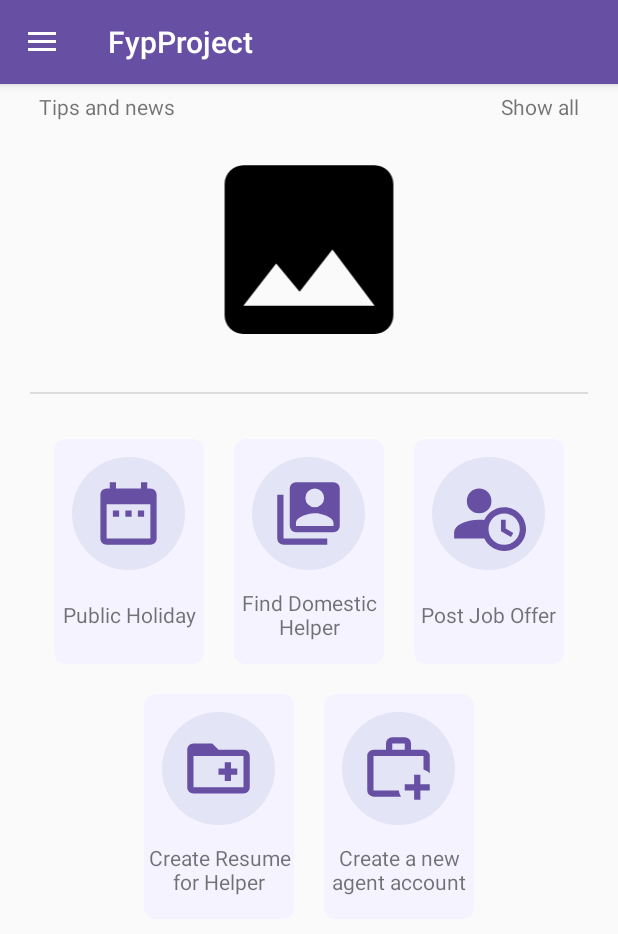
After one commit to singhRamandeep101/Domestic-helper-app, an Android app: the fragment AgentHomeFragment placed in its activity, on a phone screen of 412 x 824 dp. The commit adds this screen. Shown: the top 934 px of the screen. Run offline under Robolectric (Android 15) with nearby library versions, the light colour scheme and no system bars; our stand-ins replace Firebase (no records; nobody signed in at launch, a user with empty details on screens opened directly).

```diff
--- /dev/null
+++ b/FypProject/app/src/main/java/com/project/fypproject/activities/AgentHomeFragment.java
@@ -0,0 +1,66 @@
+package com.project.fypproject.activities;
+
+import android.os.Bundle;
+
+import androidx.fragment.app.Fragment;
+
+import android.view.LayoutInflater;
+import android.view.View;
+import android.view.ViewGroup;
+
+import com.project.fypproject.R;
+
+/**
+ * A simple {@link Fragment} subclass.
+ * Use the {@link AgentHomeFragment#newInstance} factory method to
+ * create an instance of this fragment.
+ */
+public class AgentHomeFragment extends Fragment {
+
+    // TODO: Rename parameter arguments, choose names that match
+    // the fragment initialization parameters, e.g. ARG_ITEM_NUMBER
+    private static final String ARG_PARAM1 = "param1";
+    private static final String ARG_PARAM2 = "param2";
+
+    // TODO: Rename and change types of parameters
+    private String mParam1;
+    private String mParam2;
+
+    public AgentHomeFragment() {
+        // Required empty public constructor
+    }
+
+    /**
+     * Use this factory method to create a new instance of
+     * this fragment using the provided parameters.
+     *
+     * @param param1 Parameter 1.
+     * @param param2 Parameter 2.
+     * @return A new instance of fragment AgentMainFragment.
+     */
+    // TODO: Rename and change types and number of parameters
+    public static AgentHomeFragment newInstance(String param1, String param2) {
+        AgentHomeFragment fragment = new AgentHomeFragment();
+        Bundle args = new Bundle();
+        args.putString(ARG_PARAM1, param1);
+        args.putString(ARG_PARAM2, param2);
+        fragment.setArguments(args);
+        return fragment;
+    }
+
+    @Override
+    public void onCreate(Bundle savedInstanceState) {
+        super.onCreate(savedInstanceState);
+        if (getArguments() != null) {
+            mParam1 = getArguments().getString(ARG_PARAM1);
+            mParam2 = getArguments().getString(ARG_PARAM2);
+        }
+    }
+
+    @Override
+    public View onCreateView(LayoutInflater inflater, ViewGroup container,
+                             Bundle savedInstanceState) {
+        // Inflate the layout for this fragment
+        return inflater.inflate(R.layout.fragment_agent_home, container, false);
+    }
+}
--- /dev/null
+++ b/FypProject/app/src/main/java/com/project/fypproject/activities/HelperPDF_Upload_Activity.java
@@ -0,0 +1,26 @@
+package com.project.fypproject.activities;
+
+import android.os.Bundle;
+
+import androidx.activity.EdgeToEdge;
+import androidx.appcompat.app.AppCompatActivity;
+import androidx.core.graphics.Insets;
+import androidx.core.view.ViewCompat;
+import androidx.core.view.WindowInsetsCompat;
+
+import com.project.fypproject.R;
+
+public class HelperPDF_Upload_Activity extends AppCompatActivity {
+
+    @Override
+    protected void onCreate(Bundle savedInstanceState) {
+        super.onCreate(savedInstanceState);
+        EdgeToEdge.enable(this);
+        setContentView(R.layout.activity_helper_pdf_upload);
+        ViewCompat.setOnApplyWindowInsetsListener(findViewById(R.id.main), (v, insets) -> {
+            Insets systemBars = insets.getInsets(WindowInsetsCompat.Type.systemBars());
+            v.setPadding(systemBars.left, systemBars.top, systemBars.right, systemBars.bottom);
+            return insets;
+        });
+    }
+}
--- a/FypProject/app/src/main/java/com/project/fypproject/activities/Login.java
+++ b/FypProject/app/src/main/java/com/project/fypproject/activities/Login.java
@@ -35,46 +35,6 @@ public class Login extends AppCompatActivity {
     FirebaseAuth mAuth;
     ProgressBar progressBar;
     TextView textView;
-
-    String userType = "";
-
-
-
-    public void ChangeActivity(String userType){
-        Intent intent;
-        switch (userType){
-            case "Employer":
-                intent = new Intent(getApplicationContext(), EmployerMainActivity.class);
-                break;
-            default:
-                intent = new Intent(getApplicationContext(), EmployerMainActivity.class);
-                break;
-        }
-
-        startActivity(intent);
-        finish();
-    }
-
-    public void Login_UserTypeChecking(String email){
-        FirebaseFirestore db = FirebaseFirestore.getInstance();
-        DocumentReference docRef = db.collection("users").document(email);
-        docRef.get().addOnCompleteListener(new OnCompleteListener<DocumentSnapshot>() {
-            @Override
-            public void onComplete(@NonNull Task<DocumentSnapshot> task) {
-                if (task.isSuccessful()) {
-                    DocumentSnapshot document = task.getResult();
-                    if (document.exists()) {
-                        userType = document.getString("userType");
-                        ChangeActivity(userType);
-                    } else {
-                        userType = "";
-                    }
-                } else {
-                    userType = "";
-                }
-            }
-        });
-    }
 
     @Override
     public void onStart() {
@@ -144,8 +104,9 @@ public class Login extends AppCompatActivity {
                                     // Sign in success, update UI with the signed-in user's information
                                     Toast.makeText(Login.this, "Login success.",
                                             Toast.LENGTH_SHORT).show();
-
-
+                                    Intent intent = new Intent(getApplicationContext(), EmployerMainActivity.class);
+                                    startActivity(intent);
+                                    finish();
 
                                 } else {
                                     // If sign in fails, display a message to the user.
--- a/FypProject/app/src/main/java/com/project/fypproject/activities/employer/EmployerHomeFragment.java
+++ b/FypProject/app/src/main/java/com/project/fypproject/activities/employer/EmployerHomeFragment.java
@@ -1,5 +1,6 @@
 package com.project.fypproject.activities.employer;
 
+import android.content.Intent;
 import android.os.Bundle;
 
 import androidx.fragment.app.Fragment;
@@ -14,63 +15,45 @@ import android.widget.TextView;
 import com.google.firebase.auth.FirebaseAuth;
 import com.google.firebase.auth.FirebaseUser;
 import com.project.fypproject.R;
+import com.project.fypproject.activities.Login;
 
 public class EmployerHomeFragment extends Fragment {
 
     FirebaseAuth auth;
     Button btnLogout;
     LinearLayout llPublicHoliday, llJobList, llJobPost;
-    TextView textView;
     FirebaseUser user;
 
     @Override
     public void onCreate(Bundle savedInstanceState) {
         super.onCreate(savedInstanceState);
 
-//        btnLogout = findViewById(R.id.btn_logout);
-//
-//        llPublicHoliday = findViewById(R.id.btn_PublicHoliday);
-//        llJobList = findViewById(R.id.btn_Find);
-//        llJobPost = findViewById(R.id.btn_JobPost);
-//
-//        auth = FirebaseAuth.getInstance();
-//        user = auth.getCurrentUser();
-//        if (user == null) {
-//            Intent intent = new Intent(getApplicationContext(), Login.class);
-//            startActivity(intent);
-//            finish();
-//        }else{
-////            textView.setText(user.getEmail());
-//        }
-//
-//        btnLogout.setOnClickListener(new View.OnClickListener() {
-//            @Override
-//            public void onClick(View v) {
-//                FirebaseAuth.getInstance().signOut();
-//
-//                Intent intent = new Intent(getApplicationContext(), Login.class);
-//                startActivity(intent);
-//                finish();
-//            }
-//        });
-
-
-//        btnLogout.setOnClickListener(new View.OnClickListener() {
-//            @Override
-//            public void onClick(View v) {
-                FirebaseAuth.getInstance().signOut();
-//
-//                Intent intent = new Intent(getApplicationContext(), Login.class);
-//                startActivity(intent);
-//                finish();
-//            }
-//        });
     }
 
     @Override
     public View onCreateView(LayoutInflater inflater, ViewGroup container,
                              Bundle savedInstanceState) {
         // Inflate the layout for this fragment
-        return inflater.inflate(R.layout.fragment_emplyer_home, container, false);
+        View view = inflater.inflate(R.layout.fragment_emplyer_home, container, false);
+
+        btnLogout = view.findViewById(R.id.btn_logout);
+
+        llPublicHoliday = view.findViewById(R.id.btn_PublicHoliday);
+        llJobList = view.findViewById(R.id.btn_Find);
+        llJobPost = view.findViewById(R.id.btn_JobPost);
+
+        auth = FirebaseAuth.getInstance();
+        user = auth.getCurrentUser();
+        if (user == null) {
+            Intent intent = new Intent(getActivity(), Login.class);
+            startActivity(intent);
+            requireActivity().finish();
+        }else{
+            // Implement the code the here!
+
+
+        }
+
+        return view;
     }
 }
--- a/FypProject/app/src/main/java/com/project/fypproject/activities/employer/EmployerMainActivity.java
+++ b/FypProject/app/src/main/java/com/project/fypproject/activities/employer/EmployerMainActivity.java
@@ -5,6 +5,9 @@ import android.content.Intent;
 import android.os.Bundle;
 import android.util.Log;
 import android.view.MenuItem;
+import android.view.View;
+import android.widget.TextView;
+
 import androidx.appcompat.widget.Toolbar;
 
 import androidx.activity.EdgeToEdge;
@@ -15,16 +18,66 @@ import androidx.appcompat.app.AppCompatDialogFragment;
 import androidx.core.view.GravityCompat;
 import androidx.drawerlayout.widget.DrawerLayout;
 
+import com.google.android.gms.tasks.OnCompleteListener;
+import com.google.android.gms.tasks.Task;
 import com.google.android.material.navigation.NavigationView;
 import com.google.firebase.auth.FirebaseAuth;
 import com.google.firebase.auth.FirebaseUser;
+import com.google.firebase.firestore.DocumentReference;
+import com.google.firebase.firestore.DocumentSnapshot;
+import com.google.firebase.firestore.FirebaseFirestore;
+import com.google.firebase.firestore.auth.User;
 import com.project.fypproject.R;
+import com.project.fypproject.activities.AgentHomeFragment;
 import com.project.fypproject.activities.Login;
 
 public class EmployerMainActivity extends AppCompatActivity implements NavigationView.OnNavigationItemSelectedListener {
 
 
+    TextView txtUserName, txtUserType;
+
     private DrawerLayout drawerLayout;
+    FirebaseAuth auth;
+    FirebaseUser user;
+
+    String userType = "";
+
+    public void SelectUserTypeHomeFragment(String userType){
+        switch (userType){
+            case "Employer":
+                getSupportFragmentManager().beginTransaction().replace(R.id.fragmentContainer, new EmployerHomeFragment()).commit();
+                break;
+            case "Agent":
+                getSupportFragmentManager().beginTransaction().replace(R.id.fragmentContainer, new AgentHomeFragment()).commit();
+                break;
+            default:
+                getSupportFragmentManager().beginTransaction().replace(R.id.fragmentContainer, new EmployerHomeFragment()).commit();
+                break;
+        }
+    }
+
+    public void ChangeHomeActivity(){
+        FirebaseFirestore db = FirebaseFirestore.getInstance();
+        DocumentReference docRef = db.collection("users").document(user.getEmail());
+        docRef.get().addOnCompleteListener(new OnCompleteListener<DocumentSnapshot>() {
+            @Override
+            public void onComplete(@NonNull Task<DocumentSnapshot> task) {
+                if (task.isSuccessful()) {
+                    DocumentSnapshot document = task.getResult();
+                    if (document.exists()) {
+                        userType = document.getString("userType");
+                        txtUserName.setText(document.getString("firstName") + " " + document.getString("lastName"));
+                        txtUserType.setText(userType);
+                        SelectUserTypeHomeFragment(userType);
+                    } else {
+                        userType = "";
+                    }
+                } else {
+                    userType = "";
+                }
+            }
+        });
+    }
 
     @Override
     protected void onCreate(Bundle savedInstanceState) {
@@ -39,22 +92,32 @@ public class EmployerMainActivity extends AppCompatActivity implements Navigatio
         NavigationView navigationView = findViewById(R.id.nav_view);
         navigationView.setNavigationItemSelectedListener(this);
 
+        View headerView = navigationView.getHeaderView(0);
+        txtUserName = headerView.findViewById(R.id.userName);
+        txtUserType = headerView.findViewById(R.id.userType);
+
         ActionBarDrawerToggle toggle = new ActionBarDrawerToggle(this, drawerLayout, toolbar, R.string.open_nav,
                 R.string.close_nav);
         drawerLayout.addDrawerListener(toggle);
         toggle.syncState();
 
+        auth = FirebaseAuth.getInstance();
+        user = auth.getCurrentUser();
+
         if(savedInstanceState == null){
-            getSupportFragmentManager().beginTransaction().replace(R.id.fragmentContainer, new EmployerHomeFragment()).commit();
+            ChangeHomeActivity();
             navigationView.setCheckedItem(R.id.nav_home);
         }
+
+
+
     }
 
     @Override
     public boolean onNavigationItemSelected(@NonNull MenuItem item) {
         int id = item.getItemId();
         if (id == R.id.nav_home) {
-            getSupportFragmentManager().beginTransaction().replace(R.id.fragmentContainer, new EmployerHomeFragment()).commit();
+            ChangeHomeActivity();
         } else if (id == R.id.nav_profile) {
             getSupportFragmentManager().beginTransaction().replace(R.id.fragmentContainer, new ProfileFragment()).commit();
         } else if (id == R.id.nav_language) {
--- /dev/null
+++ b/FypProject/app/src/main/res/drawable/menuicon_add_agent.xml
@@ -0,0 +1 @@
+<vector xmlns:android="http://schemas.android.com/apk/res/android" android:height="24dp" android:width="24dp" android:viewportWidth="24" android:viewportHeight="24"><path android:fillColor="@color/surface_tint" android:pathData="M10,2H14A2,2 0 0,1 16,4V6H20A2,2 0 0,1 22,8V13.53C21.42,13 20.75,12.6 20,12.34V8H4V19H12.08C12.2,19.72 12.45,20.39 12.8,21H4A2,2 0 0,1 2,19V8A2,2 0 0,1 4,6H8V4A2,2 0 0,1 10,2M14,6V4H10V6H14M14,17H17V14H19V17H22V19H19V22H17V19H14V17Z"/></vector>
--- /dev/null
+++ b/FypProject/app/src/main/res/drawable/menuicon_add_domestic_helper.xml
@@ -0,0 +1,8 @@
+<vector
+    xmlns:android="http://schemas.android.com/apk/res/android"
+    android:height="24dp" android:width="24dp"
+    android:viewportWidth="24" android:viewportHeight="24">
+    <path
+        android:fillColor="@color/surface_tint"
+        android:pathData="M12 12H14V10H16V12H18V14H16V16H14V14H12V12M22 8V18C22 19.11 21.11 20 20 20H4C2.89 20 2 19.11 2 18V6C2 4.89 2.89 4 4 4H10L12 6H20C21.11 6 22 6.89 22 8M20 8H4V18H20V8Z"/>
+</vector>
--- /dev/null
+++ b/FypProject/app/src/main/res/layout/activity_helper_pdf_upload.xml
@@ -0,0 +1,37 @@
+<?xml version="1.0" encoding="utf-8"?>
+<ScrollView xmlns:android="http://schemas.android.com/apk/res/android"
+    xmlns:app="http://schemas.android.com/apk/res-auto"
+    xmlns:tools="http://schemas.android.com/tools"
+    android:id="@+id/main"
+    android:layout_width="match_parent"
+    android:layout_height="match_parent"
+    tools:context=".activities.HelperPDF_Upload_Activity">
+
+    <LinearLayout
+        android:layout_width="match_parent"
+        android:layout_height="wrap_content"
+        android:gravity="center"
+        android:orientation="vertical"
+        android:padding="32dp">
+
+        <ImageView
+            android:id="@+id/btnChoosePDF"
+            android:layout_width="match_parent"
+            android:layout_height="550dp"
+            android:background="@drawable/border"
+            android:src="@drawable/image_icon"
+            tools:layout_editor_absoluteX="32dp"
+            tools:layout_editor_absoluteY="36dp" />
+
+        <Button
+            android:id="@+id/btnUpload"
+            android:layout_width="match_parent"
+            android:layout_height="wrap_content"
+            android:layout_marginTop="32dp"
+            android:text="Upload"/>
+
+
+    </LinearLayout>
+
+
+</ScrollView>
--- /dev/null
+++ b/FypProject/app/src/main/res/layout/fragment_agent_home.xml
@@ -0,0 +1,244 @@
+<?xml version="1.0" encoding="utf-8"?>
+<FrameLayout xmlns:android="http://schemas.android.com/apk/res/android"
+    xmlns:tools="http://schemas.android.com/tools"
+    android:layout_width="match_parent"
+    android:layout_height="match_parent"
+    tools:context=".activities.AgentHomeFragment">
+
+    <!-- TODO: Update blank fragment layout -->
+    <LinearLayout
+        android:layout_width="match_parent"
+        android:layout_height="wrap_content"
+        android:gravity="center_horizontal"
+        android:orientation="vertical">
+
+
+        <LinearLayout
+            android:layout_width="match_parent"
+            android:layout_height="wrap_content"
+            android:orientation="horizontal"
+            android:gravity="center"
+            android:padding="5dp">
+
+            <LinearLayout
+                android:layout_width="180dp"
+                android:layout_height="wrap_content"
+                android:gravity="left">
+
+
+                <TextView
+                    android:layout_width="wrap_content"
+                    android:layout_height="wrap_content"
+                    android:text="Tips and news" />
+            </LinearLayout>
+
+
+            <LinearLayout
+                android:layout_width="180dp"
+                android:layout_height="wrap_content"
+                android:gravity="right">
+
+                <TextView
+                    android:layout_width="wrap_content"
+                    android:layout_height="wrap_content"
+                    android:text="Show all" />
+            </LinearLayout>
+
+        </LinearLayout>
+
+        <ImageView
+            android:id="@+id/imageView"
+            android:layout_width="300dp"
+            android:layout_height="150dp"
+            android:layout_marginTop="5dp"
+            android:src="@drawable/image_icon" />
+
+        <View
+            android:id="@+id/divider"
+            android:layout_width="match_parent"
+            android:layout_height="1dp"
+            android:layout_margin="20dp"
+            android:background="?android:attr/listDivider" />
+
+
+        <LinearLayout
+            android:layout_width="match_parent"
+            android:layout_height="wrap_content"
+            android:orientation="horizontal"
+            android:gravity="center_horizontal">
+
+
+            <LinearLayout
+                android:id="@+id/btn_PublicHoliday"
+                android:layout_width="100dp"
+                android:layout_height="150dp"
+                android:orientation="vertical"
+                android:background="@drawable/block"
+                android:gravity="center_horizontal"
+                android:layout_margin="10dp">
+
+                <RelativeLayout
+                    android:layout_width="75dp"
+                    android:layout_height="75dp"
+                    android:background="@drawable/circle"
+                    android:orientation="vertical"
+                    android:layout_margin="12dp"
+                    android:gravity="center">
+
+                    <ImageView
+                        android:layout_width="50dp"
+                        android:layout_height="50dp"
+                        android:src="@drawable/icon_date_surface_tint">
+                    </ImageView>
+
+                </RelativeLayout>
+
+                <TextView
+                    android:layout_width="match_parent"
+                    android:layout_height="35dp"
+                    android:text="Public Holiday"
+                    android:gravity="center" />
+
+            </LinearLayout>
+
+            <LinearLayout
+                android:id="@+id/btn_Find"
+                android:layout_width="100dp"
+                android:layout_height="150dp"
+                android:orientation="vertical"
+                android:background="@drawable/block"
+                android:gravity="center_horizontal"
+                android:layout_margin="10dp">
+
+                <RelativeLayout
+                    android:layout_width="75dp"
+                    android:layout_height="75dp"
+                    android:background="@drawable/circle"
+                    android:orientation="vertical"
+                    android:layout_margin="12dp"
+                    android:gravity="center">
+
+                    <ImageView
+                        android:layout_width="50dp"
+                        android:layout_height="50dp"
+                        android:src="@drawable/menuicon_list_out_file">
+                    </ImageView>
+
+                </RelativeLayout>
+
+                <TextView
+                    android:layout_width="match_parent"
+                    android:layout_height="35dp"
+                    android:gravity="center"
+                    android:text="Find Domestic Helper" />
+
+            </LinearLayout>
+
+            <LinearLayout
+                android:id="@+id/btn_JobPost"
+                android:layout_width="100dp"
+                android:layout_height="150dp"
+                android:orientation="vertical"
+                android:background="@drawable/block"
+                android:gravity="center_horizontal"
+                android:layout_margin="10dp">
+
+                <RelativeLayout
+                    android:layout_width="75dp"
+                    android:layout_height="75dp"
+                    android:background="@drawable/circle"
+                    android:orientation="vertical"
+                    android:layout_margin="12dp"
+                    android:gravity="center">
+
+                    <ImageView
+                        android:layout_width="50dp"
+                        android:layout_height="50dp"
+                        android:src="@drawable/menuicon_job_post">
+                    </ImageView>
+                </RelativeLayout>
+
+                <TextView
+                    android:layout_width="wrap_content"
+                    android:layout_height="35dp"
+                    android:text="Post Job Offer"
+                    android:gravity="center"/>
+            </LinearLayout>
+        </LinearLayout>
+        <LinearLayout
+            android:layout_width="match_parent"
+            android:layout_height="wrap_content"
+            android:orientation="horizontal"
+            android:gravity="center_horizontal">
+
+
+
+
+            <LinearLayout
+                android:id="@+id/btn_add_dh"
+                android:layout_width="100dp"
+                android:layout_height="150dp"
+                android:orientation="vertical"
+                android:background="@drawable/block"
+                android:gravity="center_horizontal"
+                android:layout_margin="10dp">
+
+                <RelativeLayout
+                    android:layout_width="75dp"
+                    android:layout_height="75dp"
+                    android:background="@drawable/circle"
+                    android:orientation="vertical"
+                    android:layout_margin="12dp"
+                    android:gravity="center">
+
+                    <ImageView
+                        android:layout_width="50dp"
+                        android:layout_height="50dp"
+                        android:src="@drawable/menuicon_add_domestic_helper">
+                    </ImageView>
+
+                </RelativeLayout>
+
+                <TextView
+                    android:layout_width="match_parent"
+                    android:layout_height="35dp"
+                    android:gravity="center"
+                    android:text="Create Resume for Helper" />
+
+            </LinearLayout>
+
+            <LinearLayout
+                android:id="@+id/btn_add_agent"
+                android:layout_width="100dp"
+                android:layout_height="150dp"
+                android:orientation="vertical"
+                android:background="@drawable/block"
+                android:gravity="center_horizontal"
+                android:layout_margin="10dp">
+
+                <RelativeLayout
+                    android:layout_width="75dp"
+                    android:layout_height="75dp"
+                    android:background="@drawable/circle"
+                    android:orientation="vertical"
+                    android:layout_margin="12dp"
+                    android:gravity="center">
+
+                    <ImageView
+                        android:layout_width="50dp"
+                        android:layout_height="50dp"
+                        android:src="@drawable/menuicon_add_agent">
+                    </ImageView>
+                </RelativeLayout>
+
+                <TextView
+                    android:layout_width="wrap_content"
+                    android:layout_height="35dp"
+                    android:text="Create a new agent account"
+                    android:gravity="center"/>
+            </LinearLayout>
+        </LinearLayout>
+
+    </LinearLayout>
+
+</FrameLayout>
```
Also changed, not shown: FypProject/app/src/main/AndroidManifest.xml (+11 -9 lines).
